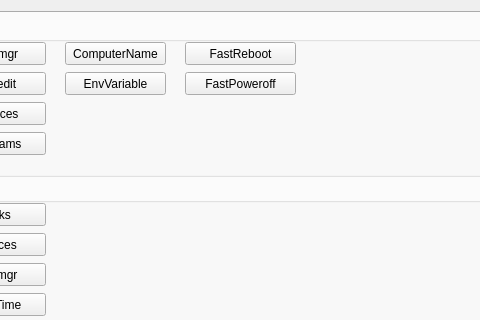
First picture: the form in src/OpenArk/ui/utilities.ui, repository BlackINT3/OpenArk, before the edit; both pictures show x 231 to 711 and y 0 to 320 of the 920 by 682 pixel window.
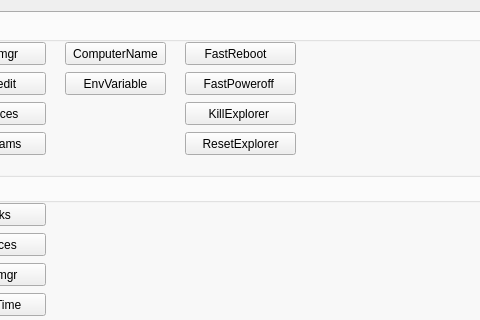
Second picture: the form after the edit. Icons and pictures are not drawn.

What changed in the file:
```diff
--- a/src/OpenArk/ui/utilities.ui
+++ b/src/OpenArk/ui/utilities.ui
@@ -310,7 +310,7 @@
            </rect>
           </property>
           <property name="text">
-           <string>FastPoweroff</string>
+           <string>FastPoweroff </string>
           </property>
           <property name="icon">
            <iconset resource="../res/openark.qrc">
@@ -327,13 +327,47 @@
            </rect>
           </property>
           <property name="text">
-           <string>FastReboot</string>
+           <string>FastReboot   </string>
           </property>
           <property name="icon">
            <iconset resource="../res/openark.qrc">
             <normaloff>:/OpenArk/systools/reboot.ico</normaloff>:/OpenArk/systools/reboot.ico</iconset>
           </property>
          </widget>
+         <widget class="QPushButton" name="killexplorerBtn">
+          <property name="geometry">
+           <rect>
+            <x>370</x>
+            <y>80</y>
+            <width>111</width>
+            <height>23</height>
+           </rect>
+          </property>
+          <property name="text">
+           <string>KillExplorer </string>
+          </property>
+          <property name="icon">
+           <iconset resource="../res/openark.qrc">
+            <normaloff>:/OpenArk/systools/killexplorer.ico</normaloff>:/OpenArk/systools/killexplorer.ico</iconset>
+          </property>
+         </widget>
+         <widget class="QPushButton" name="resetexplorerBtn">
+          <property name="geometry">
+           <rect>
+            <x>370</x>
+            <y>110</y>
+            <width>111</width>
+            <height>23</height>
+           </rect>
+          </property>
+          <property name="text">
+           <string>ResetExplorer</string>
+          </property>
+          <property name="icon">
+           <iconset resource="../res/openark.qrc">
+            <normaloff>:/OpenArk/systools/resetexplorer.ico</normaloff>:/OpenArk/systools/resetexplorer.ico</iconset>
+          </property>
+         </widget>
         </widget>
        </item>
        <item>
```
